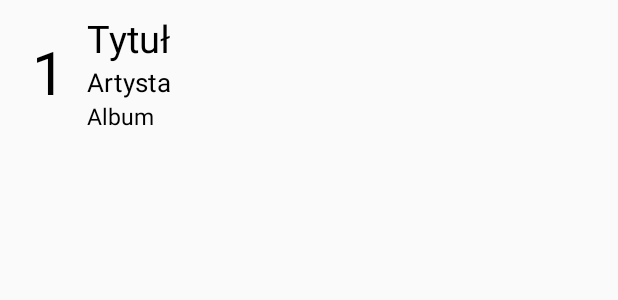
After one commit to MajkelPl55453/MusicApp, an Android app: the layout item_top_songs.xml on its own in the app's theme, with its tools: preview values and no code run, on a phone screen of 412 x 824 dp. The commit adds this screen. Shown: the top 300 px of the screen. Run offline under Robolectric (Android 15) with nearby library versions, the phone set to English and light mode, and no system bars.

```diff
--- a/app/build.gradle
+++ b/app/build.gradle
@@ -26,6 +26,7 @@ dependencies {
     compile 'com.squareup.retrofit2:retrofit:2.3.0'
     compile 'com.google.code.gson:gson:2.8.2'
     compile 'com.squareup.retrofit2:converter-gson:2.3.0'
+    implementation 'com.android.support:recyclerview-v7:26.1.0'
     androidTestImplementation 'com.android.support.test:runner:1.0.1'
     androidTestImplementation 'com.android.support.test.espresso:espresso-core:3.0.1'
 }
--- a/app/src/main/res/layout/activity_top_songs.xml
+++ b/app/src/main/res/layout/activity_top_songs.xml
@@ -1,9 +1,17 @@
 <?xml version="1.0" encoding="utf-8"?>
-<android.support.constraint.ConstraintLayout xmlns:android="http://schemas.android.com/apk/res/android"
+<LinearLayout xmlns:android="http://schemas.android.com/apk/res/android"
     xmlns:app="http://schemas.android.com/apk/res-auto"
     xmlns:tools="http://schemas.android.com/tools"
     android:layout_width="match_parent"
     android:layout_height="match_parent"
     tools:context="pl.lab03.musicapp.topsongs.TopSongsActivity">
 
-</android.support.constraint.ConstraintLayout>
+    <android.support.v7.widget.RecyclerView
+        android:id="@+id/rvList"
+        android:layout_width="match_parent"
+        android:layout_height="match_parent">
+
+    </android.support.v7.widget.RecyclerView>
+
+
+</LinearLayout>
--- /dev/null
+++ b/app/src/main/res/layout/item_top_songs.xml
@@ -0,0 +1,44 @@
+<?xml version="1.0" encoding="utf-8"?>
+<LinearLayout xmlns:android="http://schemas.android.com/apk/res/android"
+    android:layout_width="match_parent"
+    android:layout_height="wrap_content"
+    xmlns:tools="http://schemas.android.com/tools"
+    android:orientation="horizontal"
+    android:padding="8dp">
+    <TextView
+        android:id="@+id/tvPlace"
+        android:layout_width="50dp"
+        android:layout_height="match_parent"
+        tools:text="1"
+        android:textSize="40sp"
+        android:textColor="#000"
+        android:gravity="center"
+        android:textAlignment="center"/>
+    <LinearLayout
+        android:layout_width="match_parent"
+        android:layout_height="wrap_content"
+        android:orientation="vertical">
+        <TextView
+            android:id="@+id/tvTrack"
+            android:layout_width="match_parent"
+            android:layout_height="wrap_content"
+            tools:text="Tytuł"
+            android:textSize="25sp"
+            android:textColor="#000"/>
+        <TextView
+            android:id="@+id/tvArtist"
+            android:layout_width="match_parent"
+            android:layout_height="wrap_content"
+            tools:text="Artysta"
+            android:textSize="17sp"
+            android:textColor="#000"/>
+        <TextView
+            android:id="@+id/tvAlbum"
+            android:layout_width="match_parent"
+            android:layout_height="wrap_content"
+            tools:text="Album"
+            android:textSize="15sp"
+            android:textColor="#000"/>
+    </LinearLayout>
+
+</LinearLayout>
```
